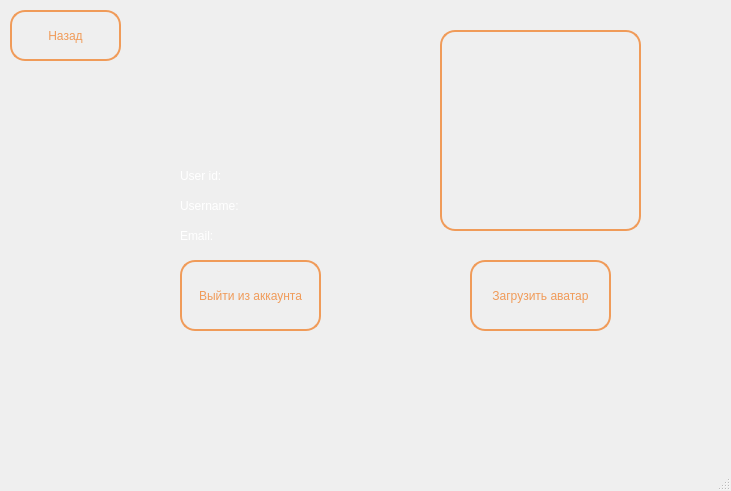
This is data/ui_files/profile_screen.ui in Gelzy788/DnD-Helper as Qt 5 draws it before an edit. The edited form follows.
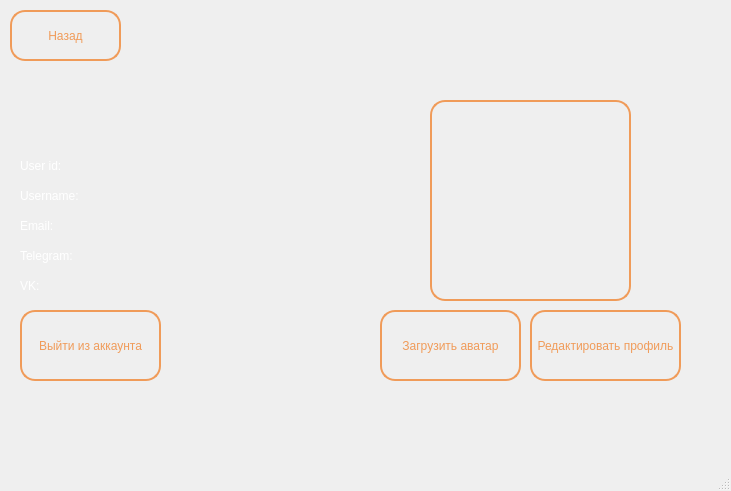
This is the edited form. Icons and pictures are not drawn.

Patch:
```diff
--- a/data/ui_files/profile_screen.ui
+++ b/data/ui_files/profile_screen.ui
@@ -17,8 +17,8 @@
    <widget class="QLabel" name="label">
     <property name="geometry">
      <rect>
-      <x>180</x>
-      <y>190</y>
+      <x>20</x>
+      <y>180</y>
       <width>71</width>
       <height>31</height>
      </rect>
@@ -35,8 +35,8 @@
    <widget class="QLabel" name="label_2">
     <property name="geometry">
      <rect>
-      <x>180</x>
-      <y>220</y>
+      <x>20</x>
+      <y>210</y>
       <width>71</width>
       <height>31</height>
      </rect>
@@ -53,8 +53,8 @@
    <widget class="QLabel" name="username_label">
     <property name="geometry">
      <rect>
-      <x>240</x>
-      <y>190</y>
+      <x>80</x>
+      <y>180</y>
       <width>241</width>
       <height>31</height>
      </rect>
@@ -71,8 +71,8 @@
    <widget class="QLabel" name="email_label">
     <property name="geometry">
      <rect>
-      <x>220</x>
-      <y>220</y>
+      <x>60</x>
+      <y>210</y>
       <width>241</width>
       <height>31</height>
      </rect>
@@ -89,8 +89,8 @@
    <widget class="QLabel" name="label_4">
     <property name="geometry">
      <rect>
-      <x>180</x>
-      <y>160</y>
+      <x>20</x>
+      <y>150</y>
       <width>71</width>
       <height>31</height>
      </rect>
@@ -107,8 +107,8 @@
    <widget class="QLabel" name="user_id_label">
     <property name="geometry">
      <rect>
-      <x>240</x>
-      <y>160</y>
+      <x>80</x>
+      <y>150</y>
       <width>241</width>
       <height>31</height>
      </rect>
@@ -157,8 +157,8 @@
    <widget class="QPushButton" name="logout_btn">
     <property name="geometry">
      <rect>
-      <x>180</x>
-      <y>260</y>
+      <x>20</x>
+      <y>310</y>
       <width>141</width>
       <height>71</height>
      </rect>
@@ -204,8 +204,8 @@
    <widget class="QPushButton" name="upload_image_btn">
     <property name="geometry">
      <rect>
-      <x>470</x>
-      <y>260</y>
+      <x>380</x>
+      <y>310</y>
       <width>141</width>
       <height>71</height>
      </rect>
@@ -236,8 +236,8 @@
    <widget class="QLabel" name="image_label">
     <property name="geometry">
      <rect>
-      <x>440</x>
-      <y>30</y>
+      <x>430</x>
+      <y>100</y>
       <width>201</width>
       <height>201</height>
      </rect>
@@ -265,6 +265,110 @@
      <string/>
     </property>
    </widget>
+   <widget class="QLabel" name="label_3">
+    <property name="geometry">
+     <rect>
+      <x>20</x>
+      <y>240</y>
+      <width>61</width>
+      <height>31</height>
+     </rect>
+    </property>
+    <property name="styleSheet">
+     <string notr="true">QLabel{
+	color: white;
+}</string>
+    </property>
+    <property name="text">
+     <string>Telegram:</string>
+    </property>
+   </widget>
+   <widget class="QLabel" name="label_5">
+    <property name="geometry">
+     <rect>
+      <x>20</x>
+      <y>270</y>
+      <width>41</width>
+      <height>31</height>
+     </rect>
+    </property>
+    <property name="styleSheet">
+     <string notr="true">QLabel{
+	color: white;
+}</string>
+    </property>
+    <property name="text">
+     <string>VK:</string>
+    </property>
+   </widget>
+   <widget class="QLabel" name="telegram_label">
+    <property name="geometry">
+     <rect>
+      <x>70</x>
+      <y>240</y>
+      <width>241</width>
+      <height>31</height>
+     </rect>
+    </property>
+    <property name="styleSheet">
+     <string notr="true">QLabel{
+	color: white;
+}</string>
+    </property>
+    <property name="text">
+     <string/>
+    </property>
+   </widget>
+   <widget class="QLabel" name="vk_label">
+    <property name="geometry">
+     <rect>
+      <x>40</x>
+      <y>270</y>
+      <width>241</width>
+      <height>31</height>
+     </rect>
+    </property>
+    <property name="styleSheet">
+     <string notr="true">QLabel{
+	color: white;
+}</string>
+    </property>
+    <property name="text">
+     <string/>
+    </property>
+   </widget>
+   <widget class="QPushButton" name="edit_profile_btn">
+    <property name="geometry">
+     <rect>
+      <x>530</x>
+      <y>310</y>
+      <width>151</width>
+      <height>71</height>
+     </rect>
+    </property>
+    <property name="styleSheet">
+     <string notr="true">/* border-color: rgb(142, 74, 25);
+border: 2px solid rgb(142, 74, 25); */
+/* background-color: rgb(142, 74, 25); */
+
+QPushButton {
+	color: rgb(240, 155, 89);
+    background-color: transparent; /* Делаем фон прозрачным */
+    border: 2px solid rgb(240, 155, 89);  /* Цвет границы */
+    border-radius: 15px; /* Закругление углов (по желанию) */
+    padding: 5px; /* Отступы (по желанию) */
+	/* border-image: linear-gradient(to right, red, yellow) 5; */
+}
+
+QPushButton:hover {
+    background-color: rgba(54, 21, 8, 0.5); 
+} 
+</string>
+    </property>
+    <property name="text">
+     <string>Редактировать профиль</string>
+    </property>
+   </widget>
    <zorder>widget</zorder>
    <zorder>label</zorder>
    <zorder>label_2</zorder>
```
Left out of the diff: 5 changed lines with no effect on the pictures.
